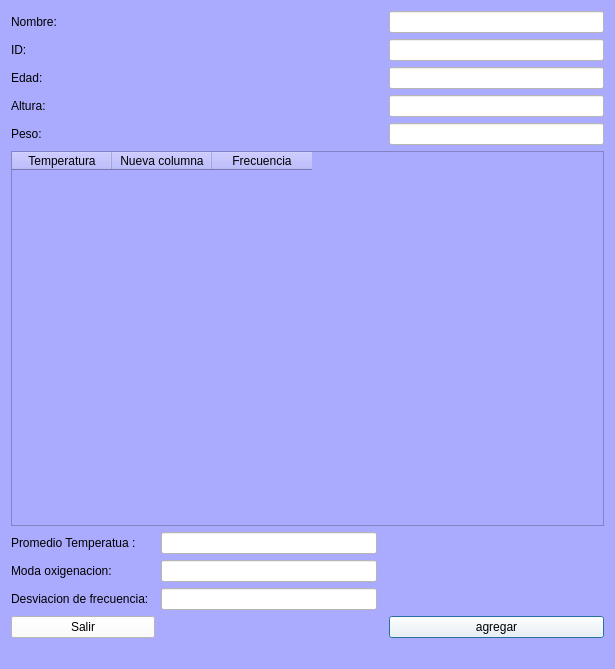
Old version of the form ventana_verdatos.ui in the repository isavalenra/PROYECTOFINAL_INFO2.
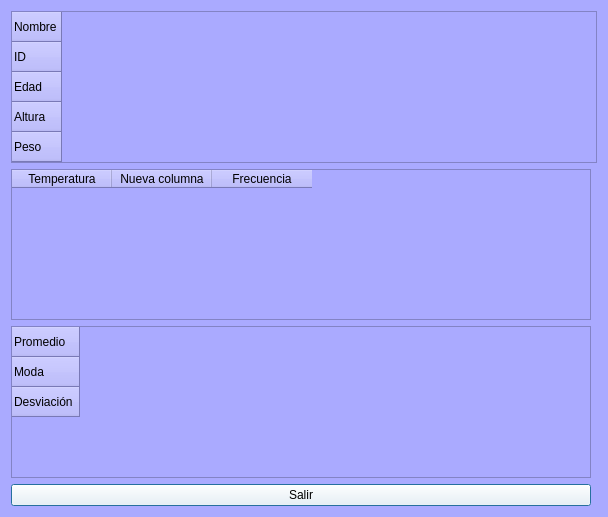
New version of the form.

Commit message: actualizacion funcionamiento de ventana_vista. consultar paciente

Patch:
```diff
--- a/ventana_verdatos.ui
+++ b/ventana_verdatos.ui
@@ -6,8 +6,8 @@
    <rect>
     <x>0</x>
     <y>0</y>
-    <width>615</width>
-    <height>669</height>
+    <width>608</width>
+    <height>517</height>
    </rect>
   </property>
   <property name="windowTitle">
@@ -17,69 +17,55 @@
    <string notr="true">background-color: rgb(170, 170, 255)</string>
   </property>
   <layout class="QGridLayout" name="gridLayout">
-   <item row="13" column="0">
-    <widget class="QLabel" name="label_8">
-     <property name="text">
-      <string>Moda oxigenacion:</string>
-     </property>
-    </widget>
-   </item>
    <item row="12" column="0">
-    <widget class="QLabel" name="label_7">
-     <property name="text">
-      <string>Promedio Temperatua :  </string>
-     </property>
+    <widget class="QTableWidget" name="tableWidget_2">
+     <row>
+      <property name="text">
+       <string>Promedio</string>
+      </property>
+     </row>
+     <row>
+      <property name="text">
+       <string>Moda</string>
+      </property>
+     </row>
+     <row>
+      <property name="text">
+       <string>Desviación</string>
+      </property>
+     </row>
     </widget>
    </item>
-   <item row="4" column="0">
-    <widget class="QLabel" name="label_3">
-     <property name="text">
-      <string>ID:</string>
-     </property>
+   <item row="0" column="0" colspan="2">
+    <widget class="QTableWidget" name="datos_paciente">
+     <row>
+      <property name="text">
+       <string>Nombre</string>
+      </property>
+     </row>
+     <row>
+      <property name="text">
+       <string>ID</string>
+      </property>
+     </row>
+     <row>
+      <property name="text">
+       <string>Edad</string>
+      </property>
+     </row>
+     <row>
+      <property name="text">
+       <string>Altura</string>
+      </property>
+     </row>
+     <row>
+      <property name="text">
+       <string>Peso</string>
+      </property>
+     </row>
     </widget>
    </item>
-   <item row="4" column="3">
-    <widget class="QLineEdit" name="ingresar_id">
-     <property name="styleSheet">
-      <string notr="true">background-color:rgb(255, 255, 255)</string>
-     </property>
-    </widget>
-   </item>
-   <item row="14" column="0">
-    <widget class="QLabel" name="label_9">
-     <property name="text">
-      <string>Desviacion de frecuencia:  </string>
-     </property>
-    </widget>
-   </item>
-   <item row="0" column="0">
-    <widget class="QLabel" name="label_2">
-     <property name="text">
-      <string>Nombre: </string>
-     </property>
-    </widget>
-   </item>
-   <item row="17" column="0" colspan="4">
-    <widget class="QLabel" name="label">
-     <property name="styleSheet">
-      <string notr="true"/>
-     </property>
-     <property name="text">
-      <string/>
-     </property>
-    </widget>
-   </item>
-   <item row="16" column="3">
-    <widget class="QPushButton" name="agregar_datos">
-     <property name="styleSheet">
-      <string notr="true">background-color: rgb(255, 255, 255)</string>
-     </property>
-     <property name="text">
-      <string>agregar</string>
-     </property>
-    </widget>
-   </item>
-   <item row="11" column="0" colspan="4">
+   <item row="11" column="0">
     <widget class="QTableWidget" name="tabla_signos">
      <property name="styleSheet">
       <string notr="true"/>
@@ -101,14 +87,7 @@
      </column>
     </widget>
    </item>
-   <item row="8" column="3">
-    <widget class="QLineEdit" name="ingresar_peso">
-     <property name="styleSheet">
-      <string notr="true">background-color: rgb(255, 255, 255)</string>
-     </property>
-    </widget>
-   </item>
-   <item row="16" column="0">
+   <item row="13" column="0">
     <widget class="QPushButton" name="salir_de_ventana">
      <property name="styleSheet">
       <string notr="true">background-color: rgb(255, 255, 255)</string>
@@ -118,69 +97,6 @@
      </property>
     </widget>
    </item>
-   <item row="8" column="0">
-    <widget class="QLabel" name="label_6">
-     <property name="text">
-      <string>Peso:</string>
-     </property>
-    </widget>
-   </item>
-   <item row="6" column="0">
-    <widget class="QLabel" name="label_5">
-     <property name="text">
-      <string>Altura:</string>
-     </property>
-    </widget>
-   </item>
-   <item row="5" column="0">
-    <widget class="QLabel" name="label_4">
-     <property name="text">
-      <string>Edad:</string>
-     </property>
-    </widget>
-   </item>
-   <item row="13" column="1">
-    <widget class="QLineEdit" name="ingresar_oxigenacion">
-     <property name="styleSheet">
-      <string notr="true">background-color: rgb(255, 255, 255)</string>
-     </property>
-    </widget>
-   </item>
-   <item row="0" column="3">
-    <widget class="QLineEdit" name="ingresar_nombre">
-     <property name="styleSheet">
-      <string notr="true">background-color:rgb(255, 255, 255)</string>
-     </property>
-    </widget>
-   </item>
-   <item row="5" column="3">
-    <widget class="QLineEdit" name="ingresar_edad">
-     <property name="styleSheet">
-      <string notr="true">background-color: rgb(255, 255, 255)</string>
-     </property>
-    </widget>
-   </item>
-   <item row="6" column="3">
-    <widget class="QLineEdit" name="ingresar_altura">
-     <property name="styleSheet">
-      <string notr="true">background-color:rgb(255, 255, 255)</string>
-     </property>
-    </widget>
-   </item>
-   <item row="12" column="1">
-    <widget class="QLineEdit" name="ingresar_promtem">
-     <property name="styleSheet">
-      <string notr="true">background-color: rgb(255, 255, 255)</string>
-     </property>
-    </widget>
-   </item>
-   <item row="14" column="1">
-    <widget class="QLineEdit" name="ingresar_desfre">
-     <property name="styleSheet">
-      <string notr="true">background-color: rgb(255, 255, 255)</string>
-     </property>
-    </widget>
-   </item>
   </layout>
  </widget>
  <resources/>
```
The commit also changes 5 other files.
